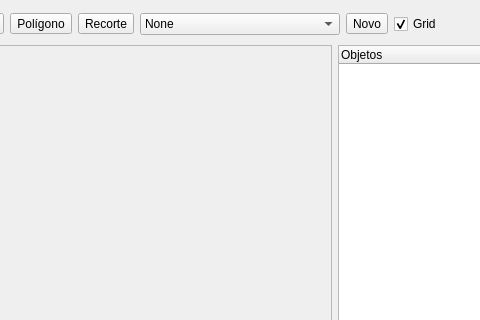
First picture: the form in ui/editor.ui, repository PedroHeinrichSP/TP1CG, before the edit; both pictures show x 397 to 877 and y 0 to 320 of the 1000 by 700 pixel window.
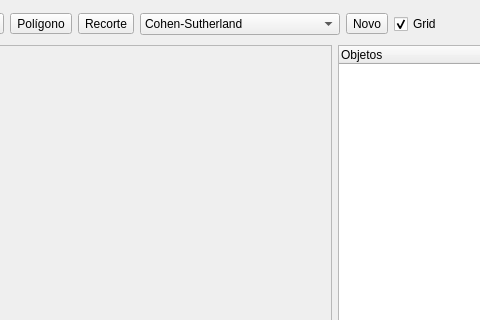
Second picture: the form after the edit.

```diff
--- a/ui/editor.ui
+++ b/ui/editor.ui
@@ -74,9 +74,6 @@
     </item>
       <item>
        <widget class="QComboBox" name="comboClipping">
-        <item>
-         <property name="text"><string>None</string></property>
-        </item>
         <item>
          <property name="text"><string>Cohen-Sutherland</string></property>
         </item>
```
Lines whose indentation alone changed are shown as unchanged.
